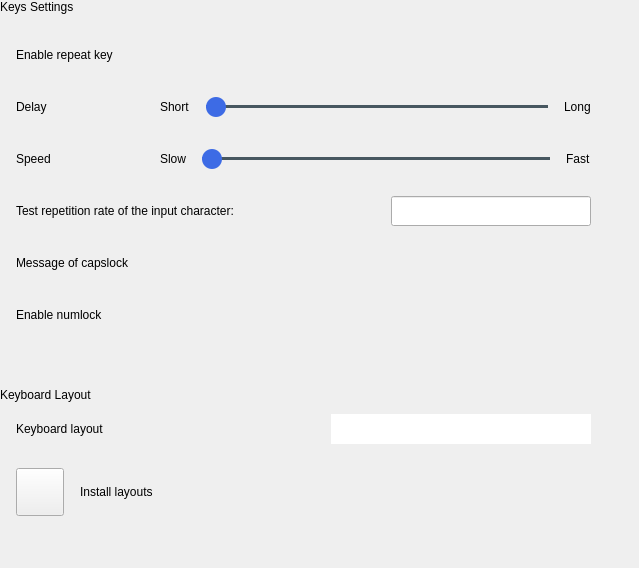
This is plugins/devices/keyboard/keyboardcontrol.ui in ukui/ukui-control-center as Qt 5 draws it before an edit. The edited form follows.
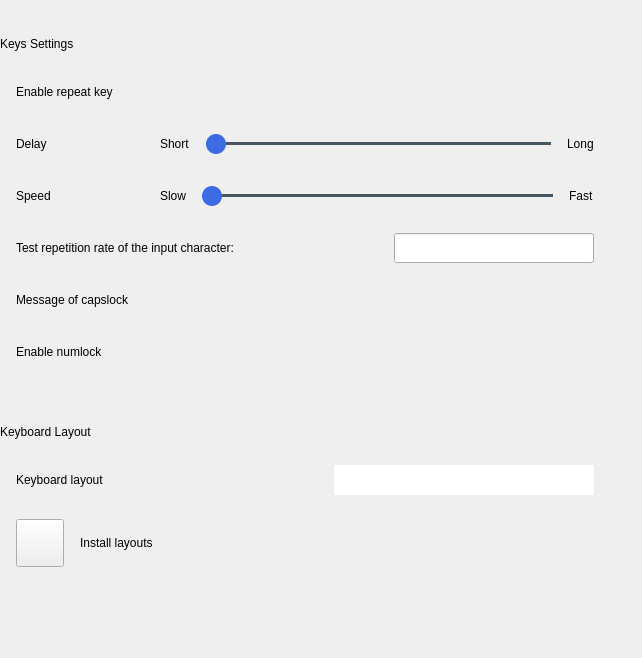
This is the edited form. Icons and pictures are not drawn.

Commit message: [hebing]  * recode keyboard ui; Optimize the code of keyboard

```diff
--- a/plugins/devices/keyboard/keyboardcontrol.ui
+++ b/plugins/devices/keyboard/keyboardcontrol.ui
@@ -6,8 +6,8 @@
    <rect>
     <x>0</x>
     <y>0</y>
-    <width>639</width>
-    <height>568</height>
+    <width>642</width>
+    <height>658</height>
    </rect>
   </property>
   <property name="minimumSize">
@@ -27,7 +27,7 @@
   </property>
   <layout class="QVBoxLayout" name="verticalLayout_2">
    <property name="spacing">
-    <number>2</number>
+    <number>0</number>
    </property>
    <property name="leftMargin">
     <number>0</number>
@@ -39,7 +39,45 @@
     <number>32</number>
    </property>
    <property name="bottomMargin">
-    <number>30</number>
+    <number>48</number>
+   </property>
+   <item>
+    <widget class="QWidget" name="widget" native="true">
+     <property name="minimumSize">
+      <size>
+       <width>550</width>
+       <height>0</height>
+      </size>
+     </property>
+     <property name="maximumSize">
+      <size>
+       <width>960</width>
+       <height>16777215</height>
+      </size>
+     </property>
+     <layout class="QVBoxLayout" name="verticalLayout_3">
+      <property name="spacing">
+       <number>0</number>
+      </property>
+      <property name="leftMargin">
+       <number>0</number>
+      </property>
+      <property name="topMargin">
+       <number>0</number>
+      </property>
+      <property name="rightMargin">
+       <number>0</number>
+      </property>
+      <property name="bottomMargin">
+       <number>0</number>
+      </property>
+      <item>
+       <layout class="QVBoxLayout" name="verticalLayout">
+        <property name="spacing">
+         <number>16</number>
+        </property>
+        <property name="bottomMargin">
+         <number>0</number>
    </property>
    <item>
     <widget class="QLabel" name="titleLabel">
@@ -58,32 +96,24 @@
     </widget>
    </item>
    <item>
-    <spacer name="verticalSpacer">
-     <property name="orientation">
-      <enum>Qt::Vertical</enum>
-     </property>
-     <property name="sizeType">
-      <enum>QSizePolicy::Fixed</enum>
-     </property>
-     <property name="sizeHint" stdset="0">
-      <size>
-       <width>20</width>
-       <height>14</height>
-      </size>
-     </property>
-    </spacer>
-   </item>
+         <layout class="QVBoxLayout" name="verticalLayout_4">
+          <property name="spacing">
+           <number>2</number>
+          </property>
+          <property name="bottomMargin">
+           <number>0</number>
+          </property>
    <item>
     <widget class="QWidget" name="repeatWidget_0" native="true">
      <property name="minimumSize">
       <size>
-       <width>550</width>
+              <width>0</width>
        <height>50</height>
       </size>
      </property>
      <property name="maximumSize">
       <size>
-       <width>960</width>
+              <width>16777215</width>
        <height>50</height>
       </size>
      </property>
@@ -152,13 +182,13 @@
     <widget class="QWidget" name="repeatWidget_1" native="true">
      <property name="minimumSize">
       <size>
-       <width>550</width>
+              <width>0</width>
        <height>50</height>
       </size>
      </property>
      <property name="maximumSize">
       <size>
-       <width>960</width>
+              <width>16777215</width>
        <height>50</height>
       </size>
      </property>
@@ -294,13 +324,13 @@
     <widget class="QWidget" name="repeatWidget_2" native="true">
      <property name="minimumSize">
       <size>
-       <width>550</width>
+              <width>0</width>
        <height>50</height>
       </size>
      </property>
      <property name="maximumSize">
       <size>
-       <width>960</width>
+              <width>16777215</width>
        <height>50</height>
       </size>
      </property>
@@ -436,13 +466,13 @@
     <widget class="QWidget" name="repeatWidget_3" native="true">
      <property name="minimumSize">
       <size>
-       <width>550</width>
+              <width>0</width>
        <height>50</height>
       </size>
      </property>
      <property name="maximumSize">
       <size>
-       <width>960</width>
+              <width>16777215</width>
        <height>50</height>
       </size>
      </property>
@@ -527,13 +557,13 @@
     <widget class="QWidget" name="repeatWidget_4" native="true">
      <property name="minimumSize">
       <size>
-       <width>550</width>
+              <width>0</width>
        <height>50</height>
       </size>
      </property>
      <property name="maximumSize">
       <size>
-       <width>960</width>
+              <width>16777215</width>
        <height>50</height>
       </size>
      </property>
@@ -602,13 +632,13 @@
     <widget class="QWidget" name="repeatWidget_5" native="true">
      <property name="minimumSize">
       <size>
-       <width>550</width>
+              <width>0</width>
        <height>50</height>
       </size>
      </property>
      <property name="maximumSize">
       <size>
-       <width>960</width>
+              <width>16777215</width>
        <height>50</height>
       </size>
      </property>
@@ -673,8 +703,10 @@
      </layout>
     </widget>
    </item>
+         </layout>
+        </item>
    <item>
-    <spacer name="verticalSpacer_2">
+         <spacer name="verticalSpacer">
      <property name="orientation">
       <enum>Qt::Vertical</enum>
      </property>
@@ -684,7 +716,7 @@
      <property name="sizeHint" stdset="0">
       <size>
        <width>20</width>
-       <height>46</height>
+            <height>32</height>
       </size>
      </property>
     </spacer>
@@ -706,16 +738,21 @@
     </widget>
    </item>
    <item>
+         <layout class="QVBoxLayout" name="verticalLayout_5">
+          <property name="spacing">
+           <number>8</number>
+          </property>
+          <item>
     <widget class="QWidget" name="layoutWidget_0" native="true">
      <property name="minimumSize">
       <size>
-       <width>550</width>
+              <width>0</width>
        <height>50</height>
       </size>
      </property>
      <property name="maximumSize">
       <size>
-       <width>960</width>
+              <width>16777215</width>
        <height>50</height>
       </size>
      </property>
@@ -829,33 +866,17 @@
      </layout>
     </widget>
    </item>
-   <item>
-    <spacer name="verticalSpacer_4">
-     <property name="orientation">
-      <enum>Qt::Vertical</enum>
-     </property>
-     <property name="sizeType">
-      <enum>QSizePolicy::Fixed</enum>
-     </property>
-     <property name="sizeHint" stdset="0">
-      <size>
-       <width>20</width>
-       <height>6</height>
-      </size>
-     </property>
-    </spacer>
-   </item>
    <item>
     <widget class="QWidget" name="layoutWidget_1" native="true">
      <property name="minimumSize">
       <size>
-       <width>550</width>
+              <width>0</width>
        <height>60</height>
       </size>
      </property>
      <property name="maximumSize">
       <size>
-       <width>960</width>
+              <width>16777215</width>
        <height>60</height>
       </size>
      </property>
@@ -939,18 +960,12 @@
      </layout>
     </widget>
    </item>
-   <item>
-    <spacer name="verticalSpacer_3">
-     <property name="orientation">
-      <enum>Qt::Vertical</enum>
-     </property>
-     <property name="sizeHint" stdset="0">
-      <size>
-       <width>20</width>
-       <height>40</height>
-      </size>
-     </property>
-    </spacer>
+         </layout>
+        </item>
+       </layout>
+      </item>
+     </layout>
+    </widget>
    </item>
   </layout>
  </widget>
```
Lines whose indentation alone changed are shown as unchanged. The commit also changes 2 other files.
